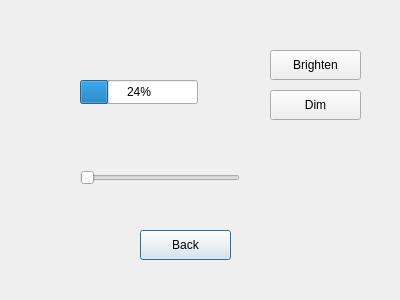
The window that brightnesscontrol.ui (dbogardaustin/InfotainmentSystem) describes before a commit, drawn with Qt 5.
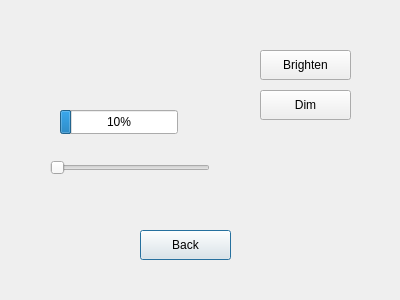
The same window after the commit.

What changed in the file:
```diff
--- a/brightnesscontrol.ui
+++ b/brightnesscontrol.ui
@@ -29,8 +29,8 @@
   <widget class="QSlider" name="horizontalSlider">
    <property name="geometry">
     <rect>
-     <x>80</x>
-     <y>170</y>
+     <x>50</x>
+     <y>160</y>
      <width>160</width>
      <height>16</height>
     </rect>
@@ -42,20 +42,20 @@
   <widget class="QProgressBar" name="progressBar">
    <property name="geometry">
     <rect>
-     <x>80</x>
-     <y>80</y>
+     <x>60</x>
+     <y>110</y>
      <width>118</width>
      <height>24</height>
     </rect>
    </property>
    <property name="value">
-    <number>24</number>
+    <number>10</number>
    </property>
   </widget>
   <widget class="QPushButton" name="brightButton">
    <property name="geometry">
     <rect>
-     <x>270</x>
+     <x>260</x>
      <y>50</y>
      <width>91</width>
      <height>30</height>
@@ -68,7 +68,7 @@
   <widget class="QPushButton" name="dimButton">
    <property name="geometry">
     <rect>
-     <x>270</x>
+     <x>260</x>
      <y>90</y>
      <width>91</width>
      <height>30</height>
```
